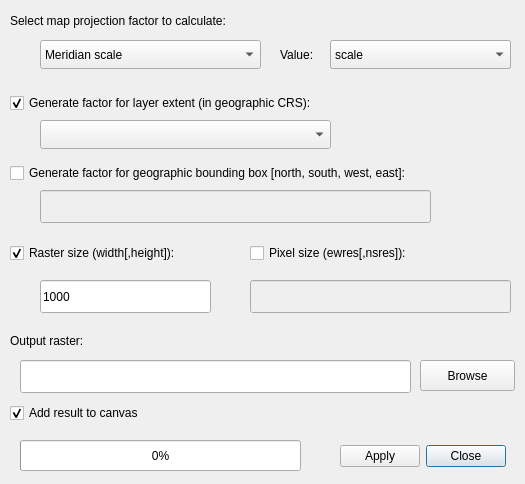
First picture: the form in proj_factors_dialog_base.ui, repository dtutic/ProjFactors, before the edit.
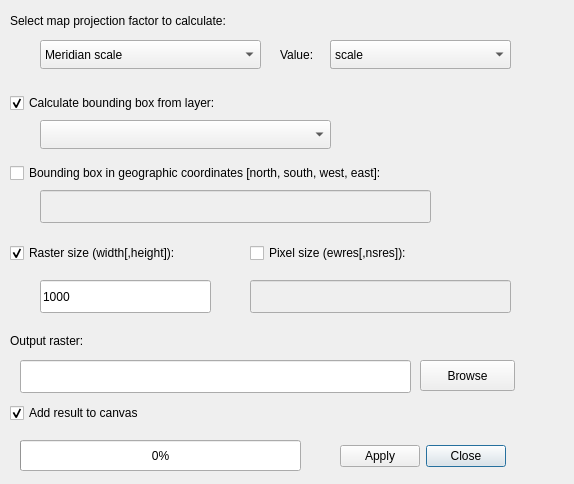
Second picture: the form after the edit.

```diff
--- a/proj_factors_dialog_base.ui
+++ b/proj_factors_dialog_base.ui
@@ -6,7 +6,7 @@
    <rect>
     <x>0</x>
     <y>0</y>
-    <width>525</width>
+    <width>574</width>
     <height>484</height>
    </rect>
   </property>
@@ -257,12 +257,12 @@
     <rect>
      <x>10</x>
      <y>160</y>
-     <width>441</width>
+     <width>500</width>
      <height>26</height>
     </rect>
    </property>
    <property name="text">
-    <string>Generate factor for geographic bounding box [north, south, west, east]:</string>
+    <string>Bounding box in geographic coordinates [north, south, west, east]:</string>
    </property>
   </widget>
   <widget class="QCheckBox" name="check_layer">
@@ -273,12 +273,12 @@
     <rect>
      <x>10</x>
      <y>90</y>
-     <width>341</width>
+     <width>500</width>
      <height>26</height>
     </rect>
    </property>
    <property name="text">
-    <string>Generate factor for layer extent (in geographic CRS):</string>
+    <string>Calculate bounding box from layer:</string>
    </property>
    <property name="checked">
     <bool>true</bool>
```
